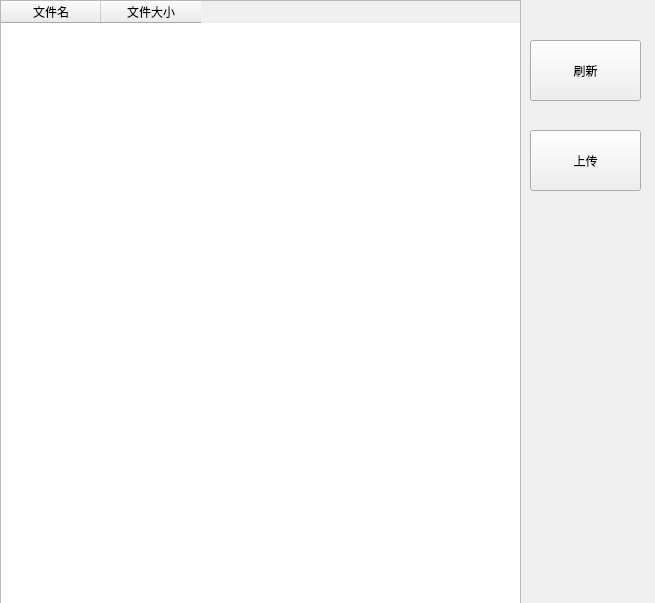
This is src/xdisk_gui/xdisk_gui.ui in Novice-DH/xdisk as Qt 5 draws it before an edit. The edited form follows.
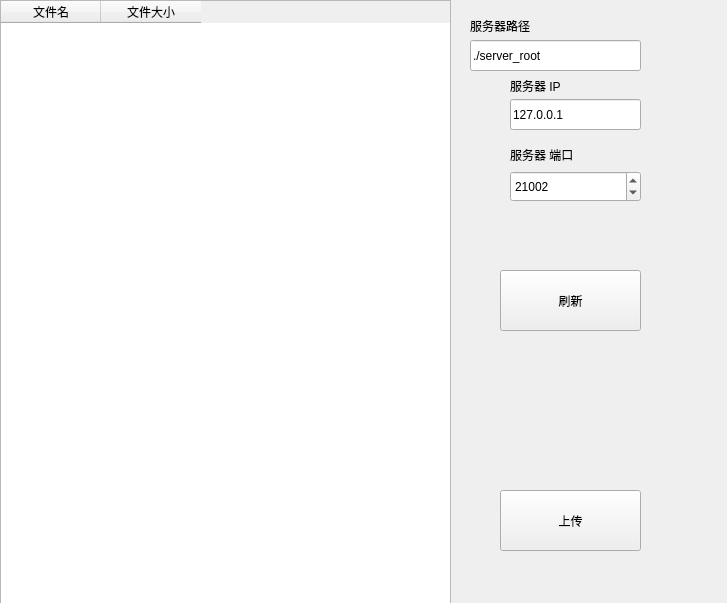
This is the edited form.

Commit message: add xdisk client and connect with server on VS 2022

What changed in the file:
```diff
--- a/src/xdisk_gui/xdisk_gui.ui
+++ b/src/xdisk_gui/xdisk_gui.ui
@@ -6,7 +6,7 @@
    <rect>
     <x>0</x>
     <y>0</y>
-    <width>655</width>
+    <width>727</width>
     <height>603</height>
    </rect>
   </property>
@@ -16,9 +16,9 @@
   <widget class="QPushButton" name="refreshButton">
    <property name="geometry">
     <rect>
-     <x>530</x>
-     <y>40</y>
-     <width>111</width>
+     <x>500</x>
+     <y>270</y>
+     <width>141</width>
      <height>61</height>
     </rect>
    </property>
@@ -29,9 +29,9 @@
   <widget class="QPushButton" name="uploadButton">
    <property name="geometry">
     <rect>
-     <x>530</x>
-     <y>130</y>
-     <width>111</width>
+     <x>500</x>
+     <y>490</y>
+     <width>141</width>
      <height>61</height>
     </rect>
    </property>
@@ -44,7 +44,7 @@
     <rect>
      <x>0</x>
      <y>0</y>
-     <width>521</width>
+     <width>451</width>
      <height>611</height>
     </rect>
    </property>
@@ -59,6 +59,87 @@
     </property>
    </column>
   </widget>
+  <widget class="QLineEdit" name="pathEdit">
+   <property name="geometry">
+    <rect>
+     <x>470</x>
+     <y>40</y>
+     <width>171</width>
+     <height>31</height>
+    </rect>
+   </property>
+   <property name="text">
+    <string>./server_root</string>
+   </property>
+  </widget>
+  <widget class="QSpinBox" name="portBox">
+   <property name="geometry">
+    <rect>
+     <x>510</x>
+     <y>171</y>
+     <width>131</width>
+     <height>31</height>
+    </rect>
+   </property>
+   <property name="maximum">
+    <number>65535</number>
+   </property>
+   <property name="value">
+    <number>21002</number>
+   </property>
+  </widget>
+  <widget class="QLineEdit" name="ipEdit">
+   <property name="geometry">
+    <rect>
+     <x>510</x>
+     <y>99</y>
+     <width>131</width>
+     <height>31</height>
+    </rect>
+   </property>
+   <property name="text">
+    <string>127.0.0.1</string>
+   </property>
+  </widget>
+  <widget class="QLabel" name="label">
+   <property name="geometry">
+    <rect>
+     <x>470</x>
+     <y>10</y>
+     <width>131</width>
+     <height>31</height>
+    </rect>
+   </property>
+   <property name="text">
+    <string>服务器路径</string>
+   </property>
+  </widget>
+  <widget class="QLabel" name="label_2">
+   <property name="geometry">
+    <rect>
+     <x>510</x>
+     <y>70</y>
+     <width>131</width>
+     <height>31</height>
+    </rect>
+   </property>
+   <property name="text">
+    <string>服务器 IP</string>
+   </property>
+  </widget>
+  <widget class="QLabel" name="label_3">
+   <property name="geometry">
+    <rect>
+     <x>510</x>
+     <y>139</y>
+     <width>131</width>
+     <height>31</height>
+    </rect>
+   </property>
+   <property name="text">
+    <string>服务器 端口</string>
+   </property>
+  </widget>
  </widget>
  <layoutdefault spacing="6" margin="11"/>
  <resources>
```
Left out of the diff: 10 changed lines with no effect on the pictures. The commit also changes 18 other files.
